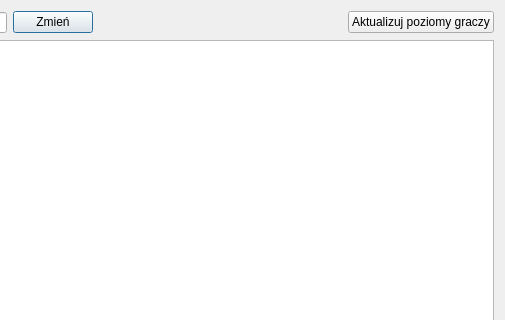
This is ui/edytujlige.ui in KacperHulek/Multiliga as Qt 5 draws it before an edit; both pictures show x 257 to 762 and y 0 to 320 of the 762 by 654 pixel window. The edited form follows.
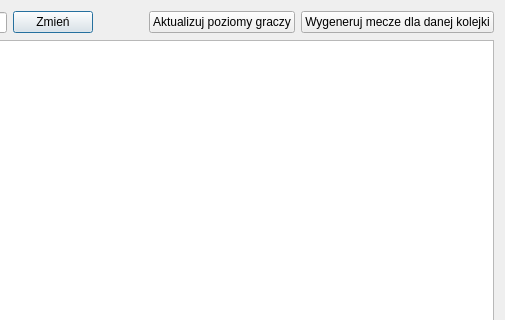
This is the edited form.

Commit message: Added a button that generates matches based on the players in the current queue

Patch:
```diff
--- a/ui/edytujlige.ui
+++ b/ui/edytujlige.ui
@@ -65,6 +65,13 @@
          </property>
         </widget>
        </item>
+       <item>
+        <widget class="QPushButton" name="wygenerujMeczeButton">
+         <property name="text">
+          <string>Wygeneruj mecze dla danej kolejki</string>
+         </property>
+        </widget>
+       </item>
       </layout>
      </item>
      <item>
```
The commit also changes 13 other files.
